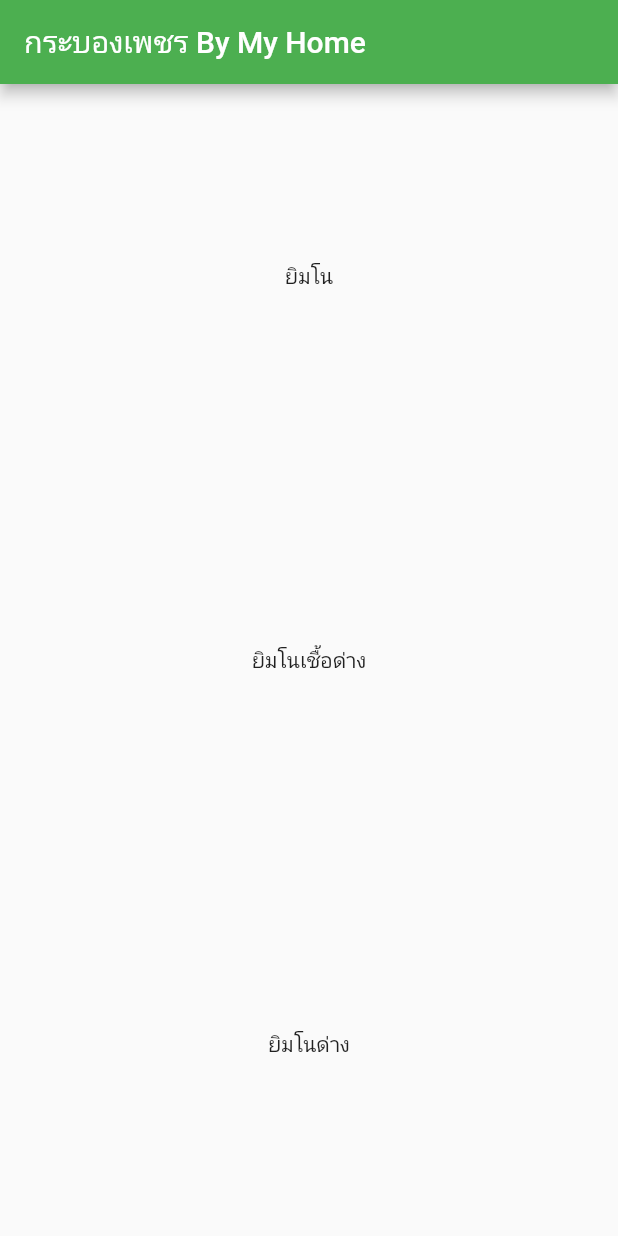
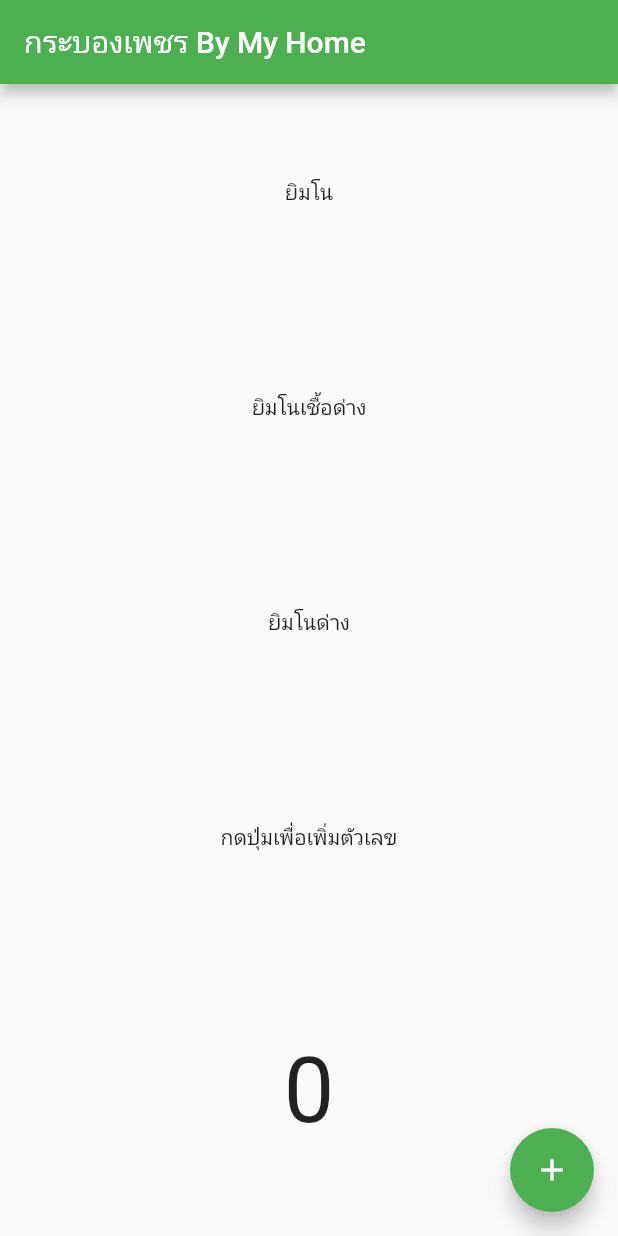
Before and after one commit to Somkairt/ProjectF, a Flutter app: the screen it shows after launch, on a phone screen of 412 x 824 dp. Run offline on Flutter 3.47's test engine with Material 2 defaults, Android fonts, the phone set to English and light mode, and no system bars.

Commit message:
เพิ่มปุมadd

```diff
--- a/lib/main.dart
+++ b/lib/main.dart
@@ -25,6 +25,8 @@
 }
 
 class _mypageState extends State<mypage> {
+  int number = 0; //การสร้างstate
+
   @override
   Widget build(BuildContext context) {
     return Scaffold(
@@ -38,8 +40,17 @@
             Text("ยิมโน"),
             Text("ยิมโนเชื้อด่าง"),
             Text("ยิมโนด่าง"),
+            Text("กดปุ่มเพื่อเพิ่มตัวเลข"),
+            Text(
+              number.toString(),
+              style: TextStyle(fontSize: 60),
+            ),
           ],
         ),
+      ),
+      floatingActionButton: FloatingActionButton(
+        onPressed: () {},
+        child: Icon(Icons.add),
       ),
     );
   }
```
